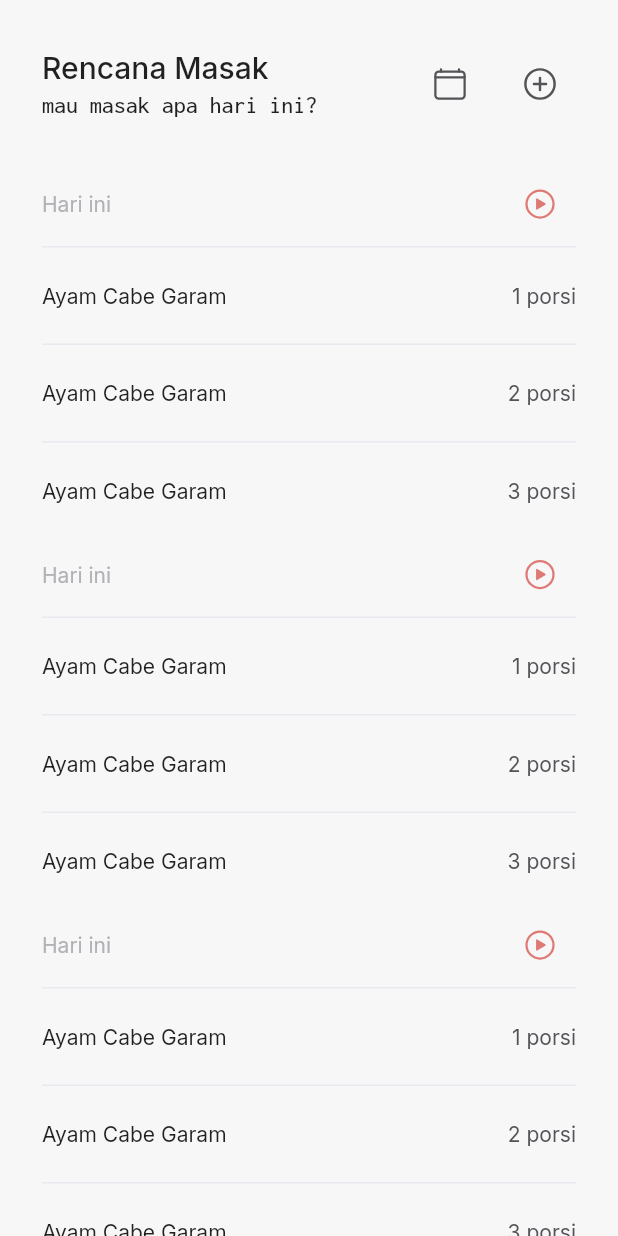
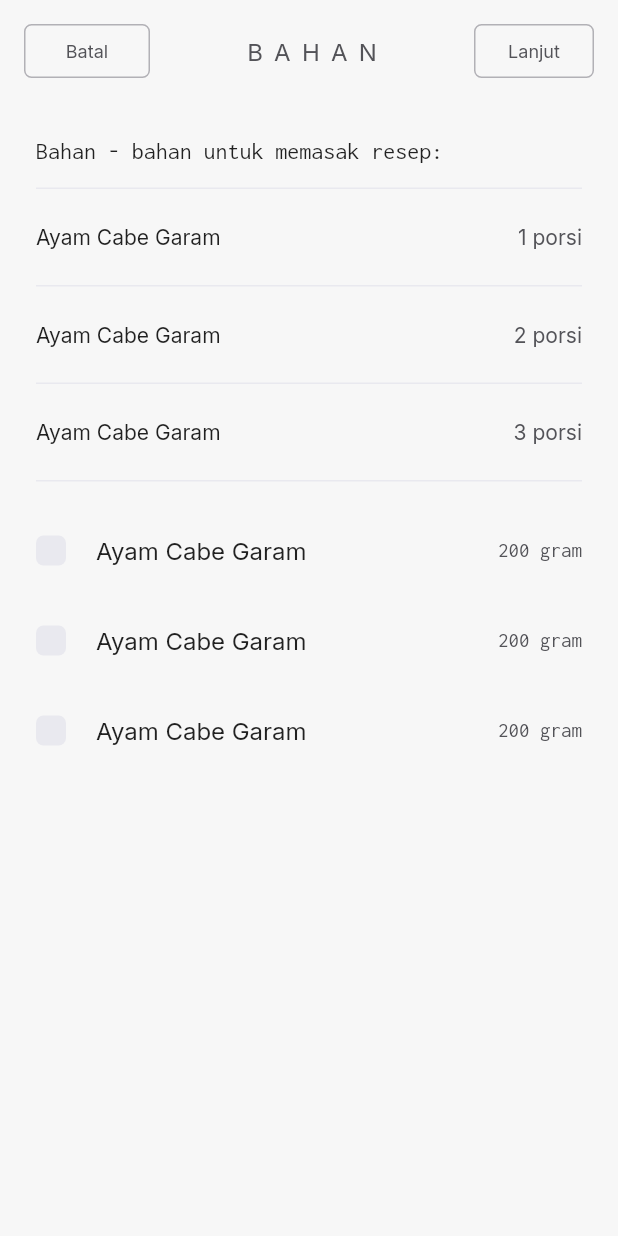
Before and after one commit to andre-nk/pawon, a Flutter app: the PlanPage screen opened directly, after a tap on an icon or button, on a phone screen of 412 x 824 dp. Run offline on Flutter 3.47's test engine with Material 2 defaults, Android fonts, the phone set to English and light mode, and no system bars; our stand-ins replace firebase_core, flutter_hex_color, google_fonts, ionicons, page_transition, simple_animations and 1 more; missing offline and left inert: flutter_device_type; accounts and stored records are empty.

Commit message:
:sparkles: Ingredient Page and Custom Checkbox

```diff
--- /dev/null
+++ b/lib/ui/pages/ingredient_page.dart
@@ -0,0 +1,85 @@
+part of "pages.dart";
+
+class IngredientPage extends StatefulWidget {
+  const IngredientPage({ Key? key }) : super(key: key);
+
+  @override
+  _IngredientPageState createState() => _IngredientPageState();
+}
+
+class _IngredientPageState extends State<IngredientPage> {
+  @override
+  Widget build(BuildContext context) {
+    return Scaffold(
+      backgroundColor: ColorModel.kWhite,
+      appBar: PreferredSize(
+        child: CustomAppBar(
+          title: "BAHAN",
+          leftButton: "Batal",
+          rightButton: "Lanjut",
+          rightButtonMethod: (){
+
+          },
+          leftButtonMethod: (){
+            Navigator.pop(context);
+          }
+        ),
+        preferredSize: Size.fromHeight(68.0),
+      ),
+      body: Container(
+        width: double.infinity,
+        padding: EdgeInsets.all(Spacers.m24),
+        child: ListView(
+          children: [
+            Text(
+              "Bahan - bahan untuk memasak resep:",
+              style: Font.incLRegular,
+            ),
+            SizedBox(height: Spacers.m16),
+            Column(
+              children: List.generate(3, (index){
+                return Column(
+                  children: [
+                    Container(
+                      height: 1,
+                      width: double.infinity,
+                      color: ColorModel.kBorder,
+                    ),
+                    DualListTile(
+                      title: "Ayam Cabe Garam",
+                      trailing: "${index + 1} porsi"
+                    ),
+                  ],
+                );
+              })
+            ),
+            Container(
+              height: 1,
+              width: double.infinity,
+              color: ColorModel.kBorder,
+            ),
+            SizedBox(height: Spacers.m16),
+            Column(
+              children: List.generate(3, (index){
+                return Column(
+                  children: [
+                    Padding(
+                      padding: EdgeInsets.symmetric(
+                        vertical: Spacers.s4,
+                      ),
+                      child: CheckBoxListTile(
+                        title: "Ayam Cabe Garam",
+                        subtitle: "200 gram",
+                        isTrailed: true
+                      ),
+                    )
+                  ],
+                );
+              })
+            ),
+          ]
+        )
+      )
+    );
+  }
+}
--- a/lib/ui/pages/pages.dart
+++ b/lib/ui/pages/pages.dart
@@ -17,3 +17,4 @@ part 'wrapper_page.dart';
 part 'profile_page.dart';
 part 'status_page.dart';
 part 'plan_page.dart';
+part 'ingredient_page.dart';
--- a/lib/ui/pages/plan_page.dart
+++ b/lib/ui/pages/plan_page.dart
@@ -248,9 +248,11 @@ class _PlanPageState extends State<PlanPage> {
                 )
               ),
               IconButton(
-                tooltip: "Kalendar",
+                tooltip: "Mulai sesi",
                 padding: EdgeInsets.zero,
-                onPressed: (){},
+                onPressed: (){
+                  Navigator.push(context, PageTransition(child: IngredientPage(), type: PageTransitionType.rightToLeftWithFade));
+                },
                 icon: Icon(
                   Ionicons.play_circle_outline,
                   size: 24,
--- a/lib/ui/widgets/checkbox_list_tile.dart
+++ b/lib/ui/widgets/checkbox_list_tile.dart
@@ -1,10 +1,19 @@
 part of "widgets.dart";
 
-class CheckBoxListTile extends StatelessWidget {
+class CheckBoxListTile extends StatefulWidget {
 
   final String title;
   final String subtitle;
-  const CheckBoxListTile({ Key? key, required this.title, required this.subtitle }) : super(key: key);
+  final String? imageURL;
+  final bool? isTrailed;
+  const CheckBoxListTile({ Key? key, required this.title, required this.subtitle, this.imageURL, this.isTrailed }) : super(key: key);
+
+  @override
+  State<CheckBoxListTile> createState() => _CheckBoxListTileState();
+}
+class _CheckBoxListTileState extends State<CheckBoxListTile> {
+
+  bool checkboxValue = false;
 
   @override
   Widget build(BuildContext context) {
@@ -14,24 +23,23 @@ class CheckBoxListTile extends StatelessWidget {
       ),
       child: Row(
         crossAxisAlignment: CrossAxisAlignment.center,
+        mainAxisAlignment: MainAxisAlignment.spaceBetween,
         children: [
-          Container(
-            height: 20,
-            width: 20,
-            decoration: BoxDecoration(
-              color: ColorModel.kGreen,
-              borderRadius: Spacers.borderRadius,
-            ),
-            child: Padding(
-              padding: EdgeInsets.all(2),
-              child: Icon(
-                Ionicons.checkmark_outline,
-                size: 16,
-                color: ColorModel.kWhite
-              ),
-            )
+          Row(
+            crossAxisAlignment: CrossAxisAlignment.center,
+            children: [
+              CustomCheckbox(
+                value: checkboxValue,
+                onChanged: (value){
+                  setState(() {
+                    checkboxValue = value;
+                  });
+                },
               ),
               SizedBox(width: 20),
+              widget.imageURL != null && widget.imageURL != ""
+              ? Row(
+                  children: [
                     Container(
                       height: 52,
                       width: 52,
@@ -41,24 +49,41 @@ class CheckBoxListTile extends StatelessWidget {
                       ),
                     ),
                     SizedBox(width: 20),
+                  ],
+                )
+              : SizedBox(),
               Column(
                 crossAxisAlignment: CrossAxisAlignment.start,
                 children: [
-              Padding(
-                padding: EdgeInsets.only(bottom: Spacers.s8),
-                child: Text(
-                  "Ayam Cabe Garam",
+                  Text(
+                    widget.title,
                     style: Font.textLRegular
                   ),
-              ),
+                  widget.isTrailed == null || widget.isTrailed == false
+                  ? Column(
+                      children: [
+                        SizedBox(height: Spacers.s8),
                         Text(
-                "25 menit; 233x dimasak",
+                            widget.subtitle,
                             style: Font.incMRegular.copyWith(
                               color: ColorModel.majorText
                             ),
                           ),
+                      ],
+                    )
+                  : SizedBox()
                 ]
+              ),
+            ],
+          ),
+          widget.isTrailed != null || widget.isTrailed == true
+          ? Text(
+              widget.subtitle,
+              style: Font.incMRegular.copyWith(
+                color: ColorModel.majorText
+              ),
             )
+          : SizedBox()
         ],
       ),
     );
--- a/lib/ui/widgets/custom_app_bar.dart
+++ b/lib/ui/widgets/custom_app_bar.dart
@@ -28,6 +28,7 @@ class CustomAppBar extends StatelessWidget {
           child: TextButton(
             onPressed: this.leftButtonMethod,
             style: ElevatedButton.styleFrom(
+              onSurface: ColorModel.disabledRed,
               primary: ColorModel.kWhite,
               shape: RoundedRectangleBorder(
                 borderRadius: Spacers.borderRadius,
@@ -76,6 +77,7 @@ class CustomAppBar extends StatelessWidget {
               child: TextButton(
                 onPressed: this.rightButtonMethod,
                 style: ElevatedButton.styleFrom(
+                  onSurface: ColorModel.disabledRed,
                   primary: ColorModel.kWhite,
                   shape: RoundedRectangleBorder(
                     borderRadius: Spacers.borderRadius,
--- /dev/null
+++ b/lib/ui/widgets/custom_checkbox.dart
@@ -0,0 +1,52 @@
+part of "widgets.dart";
+
+class CustomCheckbox extends StatefulWidget {
+
+  final bool value;
+  final Function(bool) onChanged;
+  const CustomCheckbox({ Key? key, required this.value, required this.onChanged }) : super(key: key);
+
+  @override
+  State<CustomCheckbox> createState() => _CustomCheckboxState();
+}
+
+class _CustomCheckboxState extends State<CustomCheckbox> {
+
+  bool _isSelected = false;
+
+  @override
+  void initState() {
+    _isSelected = widget.value;
+    super.initState();
+  }
+
+  @override
+  Widget build(BuildContext context) {
+    return GestureDetector(
+      onTap: (){
+        setState(() {
+          _isSelected = !_isSelected;
+          widget.onChanged(_isSelected);
+        });
+      },
+      child: Container(
+        height: 20,
+        width: 20,
+        decoration: BoxDecoration(
+          color: widget.value ? ColorModel.kGreen : ColorModel.kBorder,
+          borderRadius: Spacers.borderRadius,
+        ),
+        child: Padding(
+          padding: EdgeInsets.all(2),
+          child: widget.value
+          ? Icon(
+              Ionicons.checkmark_outline,
+              size: 16,
+              color: ColorModel.kWhite
+            )
+          : SizedBox()
+        )
+      ),
+    );
+  }
+}
--- a/lib/ui/widgets/primary_buttons.dart
+++ b/lib/ui/widgets/primary_buttons.dart
@@ -59,6 +59,7 @@ class PrimaryButton extends StatelessWidget {
             ),
           ),
         style: ElevatedButton.styleFrom(
+          onSurface: ColorModel.disabledRed,
           primary: this.isCTA ? ColorModel.primaryRed : ColorModel.kWhite,
           padding: EdgeInsets.only(
             top: isMinified ? 10 : Spacers.m16,
--- a/lib/ui/widgets/widgets.dart
+++ b/lib/ui/widgets/widgets.dart
@@ -6,6 +6,7 @@ import 'package:pawon/shared/shared.dart';
 part 'primary_buttons.dart';
 part 'custom_forms.dart';
 part 'custom_dialogs.dart';
+part 'custom_checkbox.dart';
 part 'dual_list_tile.dart';
 part 'photo_list_tile.dart';
 part 'custom_app_bar.dart';
```
Lines whose indentation alone changed are shown as unchanged.
